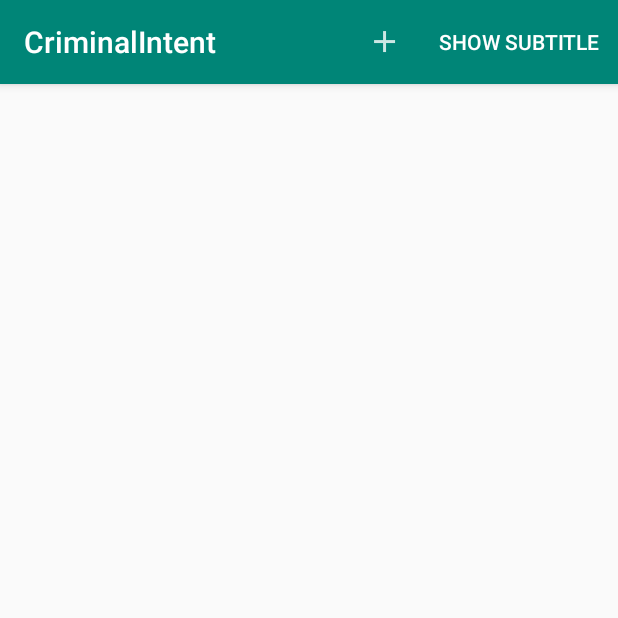
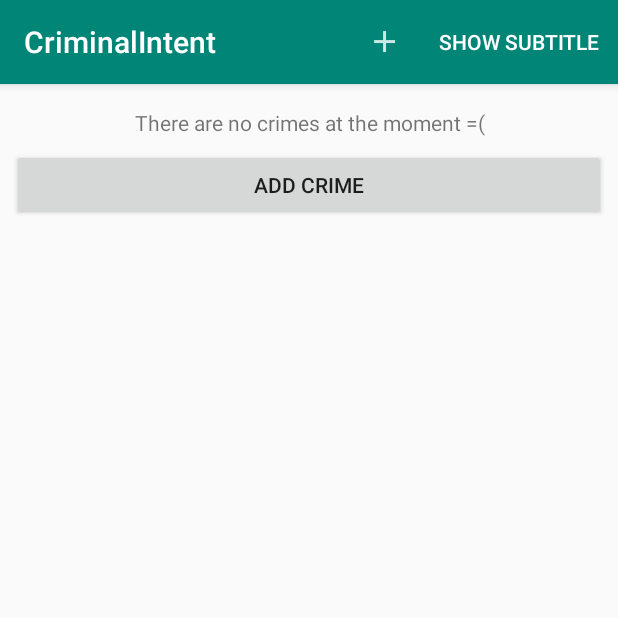
Before and after one commit to andreimironov/BigNerdRanch_CriminalIntent, an Android app: the screen it shows after launch (CrimeListActivity), on a phone screen of 412 x 824 dp, the top half of it. Run offline under Robolectric (Android 15) with nearby library versions, the phone set to English and light mode, and no system bars.

Commit message:
Ch13 An Empty View For The Recycler View

```diff
--- a/app/src/main/java/com/andreimironov/criminalintent/CrimeListFragment.java
+++ b/app/src/main/java/com/andreimironov/criminalintent/CrimeListFragment.java
@@ -8,12 +8,14 @@ import android.support.v4.app.Fragment;
 import android.support.v7.app.AppCompatActivity;
 import android.support.v7.widget.LinearLayoutManager;
 import android.support.v7.widget.RecyclerView;
+import android.transition.Visibility;
 import android.view.LayoutInflater;
 import android.view.Menu;
 import android.view.MenuInflater;
 import android.view.MenuItem;
 import android.view.View;
 import android.view.ViewGroup;
+import android.widget.Button;
 import android.widget.ImageView;
 import android.widget.TextView;
 import android.widget.Toast;
@@ -27,6 +29,8 @@ public class CrimeListFragment extends Fragment implements OnViewClickedListener
     private RecyclerView mCrimeRecyclerView;
     private CrimeListAdapter mCrimeAdapter;
     private boolean mSubtitleVisible;
+    private TextView mNoCrimesLabel;
+    private Button mAddCrimeButton;
 
     @Override
     public void onCreate(@Nullable Bundle savedInstanceState) {
@@ -50,8 +54,29 @@ public class CrimeListFragment extends Fragment implements OnViewClickedListener
         if (savedInstanceState != null) {
             mSubtitleVisible = savedInstanceState.getBoolean(KEY_SUBTITLE_VISIBLE);
         }
+        mNoCrimesLabel = view.findViewById(R.id.no_crimes_label);
+        mAddCrimeButton = view.findViewById(R.id.add_crime_button);
+        mAddCrimeButton.setOnClickListener(new View.OnClickListener() {
+            @Override
+            public void onClick(View v) {
+                addCrime();
+            }
+        });
         updateSubtitle();
+        updateNoCrimeInfoViews();
         return view;
+    }
+
+    private void updateNoCrimeInfoViews() {
+        int count = CrimeLab.get(getActivity()).getCrimes().size();
+        if (count == 0) {
+            mNoCrimesLabel.setVisibility(View.VISIBLE);
+            mAddCrimeButton.setVisibility(View.VISIBLE);
+        }
+        else {
+            mNoCrimesLabel.setVisibility(View.INVISIBLE);
+            mAddCrimeButton.setVisibility(View.INVISIBLE);
+        }
     }
 
     @Override
@@ -67,6 +92,7 @@ public class CrimeListFragment extends Fragment implements OnViewClickedListener
                 int position = data.getIntExtra(CrimeFragment.KEY_POSITION, -1);
                 mCrimeAdapter.notifyItemRemoved(position);
                 updateSubtitle();
+                updateNoCrimeInfoViews();
             }
         }
     }
@@ -87,13 +113,7 @@ public class CrimeListFragment extends Fragment implements OnViewClickedListener
     public boolean onOptionsItemSelected(MenuItem item) {
         switch (item.getItemId()) {
             case R.id.new_crime:
-                Crime crime = new Crime();
-                CrimeLab crimeLab = CrimeLab.get(getActivity());
-                crimeLab.addCrime(crime);
-                mCrimeAdapter.notifyItemInserted(crimeLab.getCrimes().size() - 1);
-                updateSubtitle();
-                Intent intent = CrimePagerActivity.newIntent(getActivity(), crime.getId());
-                startActivityForResult(intent, REQUEST_CRIME);
+                addCrime();
                 return true;
             case R.id.show_subtitle:
                 mSubtitleVisible = !mSubtitleVisible;
@@ -103,6 +123,17 @@ public class CrimeListFragment extends Fragment implements OnViewClickedListener
             default:
                 return super.onOptionsItemSelected(item);
         }
+    }
+
+    private void addCrime() {
+        Crime crime = new Crime();
+        CrimeLab crimeLab = CrimeLab.get(getActivity());
+        crimeLab.addCrime(crime);
+        mCrimeAdapter.notifyItemInserted(crimeLab.getCrimes().size() - 1);
+        updateSubtitle();
+        updateNoCrimeInfoViews();
+        Intent intent = CrimePagerActivity.newIntent(getActivity(), crime.getId());
+        startActivityForResult(intent, REQUEST_CRIME);
     }
 
     @Override
--- a/app/src/main/res/layout/fragment_crime_list.xml
+++ b/app/src/main/res/layout/fragment_crime_list.xml
@@ -1,5 +1,44 @@
-<android.support.v7.widget.RecyclerView
+<android.support.constraint.ConstraintLayout
     xmlns:android="http://schemas.android.com/apk/res/android"
-    android:id="@+id/crime_recycler_view"
+    xmlns:app="http://schemas.android.com/apk/res-auto"
+    xmlns:tools="http://schemas.android.com/tools"
     android:layout_width="match_parent"
-    android:layout_height="match_parent"/>
+    android:layout_height="match_parent">
+
+    <android.support.v7.widget.RecyclerView
+        android:id="@+id/crime_recycler_view"
+        android:layout_width="0dp"
+        android:layout_height="wrap_content"
+        android:layout_marginStart="8dp"
+        android:layout_marginTop="8dp"
+        android:layout_marginEnd="8dp"
+        app:layout_constraintEnd_toEndOf="parent"
+        app:layout_constraintHorizontal_bias="1.0"
+        app:layout_constraintStart_toStartOf="parent"
+        app:layout_constraintTop_toTopOf="parent" />
+
+    <TextView
+        android:id="@+id/no_crimes_label"
+        android:layout_width="0dp"
+        android:layout_height="wrap_content"
+        android:layout_marginStart="8dp"
+        android:layout_marginTop="8dp"
+        android:layout_marginEnd="8dp"
+        android:gravity="center"
+        android:text="There are no crimes at the moment =("
+        app:layout_constraintEnd_toEndOf="parent"
+        app:layout_constraintStart_toStartOf="parent"
+        app:layout_constraintTop_toBottomOf="@+id/crime_recycler_view" />
+
+    <Button
+        android:id="@+id/add_crime_button"
+        android:layout_width="0dp"
+        android:layout_height="wrap_content"
+        android:layout_marginStart="8dp"
+        android:layout_marginTop="8dp"
+        android:layout_marginEnd="8dp"
+        android:text="Add Crime"
+        app:layout_constraintEnd_toEndOf="parent"
+        app:layout_constraintStart_toStartOf="parent"
+        app:layout_constraintTop_toBottomOf="@+id/no_crimes_label" />
+</android.support.constraint.ConstraintLayout>
```
